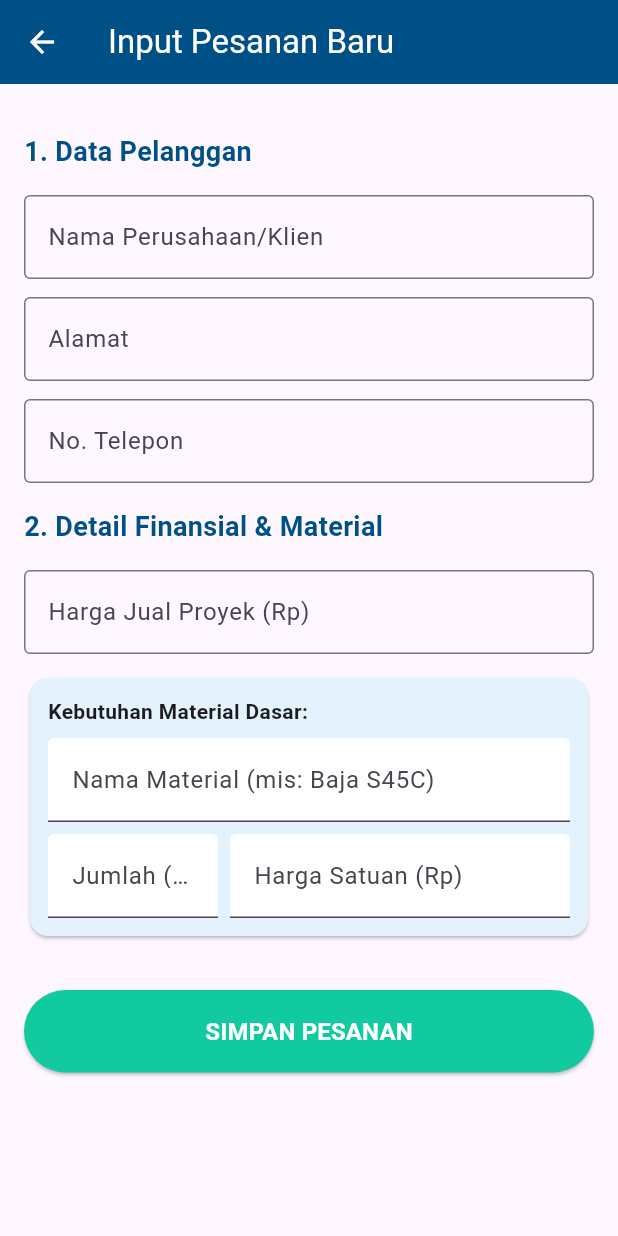
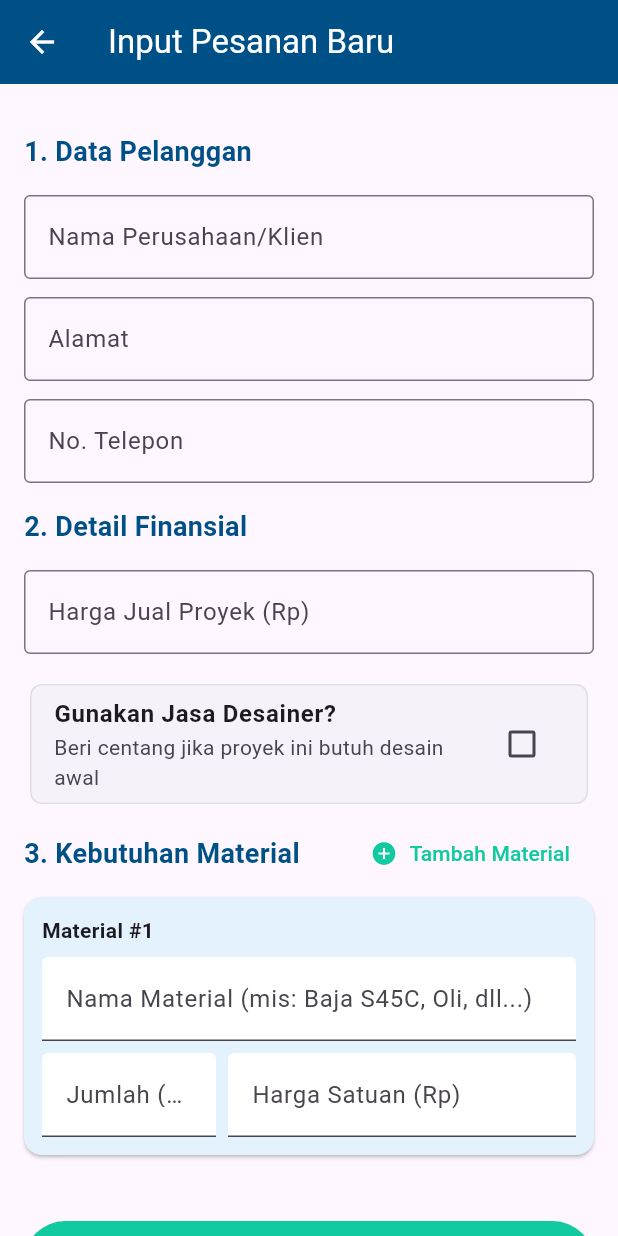
Before and after one commit to KishiEdward/frontend-bengkel, a Flutter app: the TambahPesananScreen screen opened directly, on a phone screen of 412 x 824 dp. Run offline on Flutter 3.47's test engine with Material 3 defaults, Android fonts, the phone set to English and light mode, and no system bars; our stand-ins replace firebase_auth, firebase_core, shared_preferences; accounts and stored records are empty.

Commit message:
feat: add desainer(opsional)

```diff
--- a/lib/ui/screens/tambah_pesan_screen.dart
+++ b/lib/ui/screens/tambah_pesan_screen.dart
@@ -1,6 +1,13 @@
 import 'package:flutter/material.dart';
 import 'package:provider/provider.dart';
 import '../../providers/pesanan_provider.dart';
+
+// 1. Buat kelas bantuan untuk menyimpan controller tiap-tiap baris material
+class MaterialInputItem {
+  TextEditingController namaCtrl = TextEditingController();
+  TextEditingController qtyCtrl = TextEditingController();
+  TextEditingController hargaCtrl = TextEditingController();
+}
 
 class TambahPesananScreen extends StatefulWidget {
   const TambahPesananScreen({super.key});
@@ -12,47 +19,72 @@ class TambahPesananScreen extends StatefulWidget {
 class _TambahPesananScreenState extends State<TambahPesananScreen> {
   final _formKey = GlobalKey<FormState>();
 
-  // Controllers untuk Customer
   final _namaCustomerCtrl = TextEditingController();
   final _alamatCtrl = TextEditingController();
   final _noTelpCtrl = TextEditingController();
+  final _hargaJualCtrl = TextEditingController();
 
-  // Controllers untuk Pesanan & Material
-  final _hargaJualCtrl = TextEditingController();
-  final _namaMaterialCtrl = TextEditingController();
-  final _qtyMaterialCtrl = TextEditingController();
-  final _hargaMaterialCtrl = TextEditingController();
+  // variabel desainer
+  bool _pakaiJasaDesainer = false;
+  final _biayaDesainerCtrl = TextEditingController();
+
+  // 2. Ubah dari controller tunggal menjadi List (kumpulan controller)
+  // Default-nya kita sediakan 1 baris kosong saat halaman dibuka
+  final List<MaterialInputItem> _listMaterial = [MaterialInputItem()];
+
+  // Fungsi untuk menambah baris material baru
+  void _tambahBarisMaterial() {
+    setState(() {
+      _listMaterial.add(MaterialInputItem());
+    });
+  }
+
+  // Fungsi untuk menghapus baris material (minimal sisa 1)
+  void _hapusBarisMaterial(int index) {
+    if (_listMaterial.length > 1) {
+      setState(() {
+        _listMaterial.removeAt(index);
+      });
+    } else {
+      ScaffoldMessenger.of(context).showSnackBar(
+        const SnackBar(content: Text("Minimal harus ada 1 material!")),
+      );
+    }
+  }
 
   void _submitForm() async {
     if (!_formKey.currentState!.validate()) return;
 
-    // Menyusun JSON persis seperti yang diminta Backend Golang
+    // 3. Mapping List Controller menjadi bentuk JSON Array yang diminta Golang
+    List<Map<String, dynamic>> payloadMaterials = _listMaterial.map((item) {
+      int qty = int.tryParse(item.qtyCtrl.text) ?? 0;
+      double harga = double.tryParse(item.hargaCtrl.text) ?? 0.0;
+      return {
+        "material": {"nama": item.namaCtrl.text, "qty": qty, "harga": harga},
+        "qty": qty,
+        "harga_satuan": harga,
+      };
+    }).toList();
+
     final payload = {
       "customer": {
         "nama": _namaCustomerCtrl.text,
         "alamat": _alamatCtrl.text,
         "no_telp": _noTelpCtrl.text,
       },
-      "tgl_order": DateTime.now()
-          .toUtc()
-          .toIso8601String(), // Otomatis hari ini
+      "tgl_order": DateTime.now().toUtc().toIso8601String(),
       "tgl_deadline": DateTime.now()
           .add(const Duration(days: 7))
           .toUtc()
-          .toIso8601String(), // Default +7 Hari
-      "harga_jual": double.parse(_hargaJualCtrl.text),
+          .toIso8601String(),
+      "harga_jual": double.tryParse(_hargaJualCtrl.text) ?? 0.0,
       "status": "Menunggu DP",
-      "pesanan_material": [
-        {
-          "material": {
-            "nama": _namaMaterialCtrl.text,
-            "qty": int.parse(_qtyMaterialCtrl.text),
-            "harga": double.parse(_hargaMaterialCtrl.text),
-          },
-          "qty": int.parse(_qtyMaterialCtrl.text),
-          "harga_satuan": double.parse(_hargaMaterialCtrl.text),
-        },
-      ],
+      "jasa_desainer": _pakaiJasaDesainer,
+      "biaya_desain": _pakaiJasaDesainer
+          ? (double.tryParse(_biayaDesainerCtrl.text) ?? 0.0)
+          : 0.0,
+      "pesanan_material":
+          payloadMaterials, // <-- Masukkan array material ke sini
     };
 
     final provider = Provider.of<PesananProvider>(context, listen: false);
@@ -67,7 +99,7 @@ class _TambahPesananScreenState extends State<TambahPesananScreen> {
           backgroundColor: Colors.green,
         ),
       );
-      Navigator.pop(context); // Kembali ke Dashboard
+      Navigator.pop(context);
     } else {
       ScaffoldMessenger.of(context).showSnackBar(
         SnackBar(
@@ -137,7 +169,7 @@ class _TambahPesananScreenState extends State<TambahPesananScreen> {
               keyboardType: TextInputType.phone,
             ),
 
-            _buildSectionTitle("2. Detail Finansial & Material"),
+            _buildSectionTitle("2. Detail Finansial"),
             TextFormField(
               controller: _hargaJualCtrl,
               decoration: const InputDecoration(
@@ -147,52 +179,149 @@ class _TambahPesananScreenState extends State<TambahPesananScreen> {
               keyboardType: TextInputType.number,
               validator: (val) => val!.isEmpty ? "Wajib diisi" : null,
             ),
-            const SizedBox(height: 12),
+
+            const SizedBox(height: 16),
+
+            // 4. Bagian jasa desainer (opsional)
             Card(
+              elevation: 0,
+              shape: RoundedRectangleBorder(
+                side: BorderSide(
+                  color: _pakaiJasaDesainer
+                      ? const Color(0xFF11caa0)
+                      : Colors.grey.shade300,
+                ),
+                borderRadius: BorderRadius.circular(8),
+              ),
+              child: Column(
+                children: [
+                  CheckboxListTile(
+                    title: const Text(
+                      "Gunakan Jasa Desainer?",
+                      style: TextStyle(fontWeight: FontWeight.bold),
+                    ),
+                    subtitle: const Text(
+                      "Beri centang jika proyek ini butuh desain awal",
+                    ),
+                    value: _pakaiJasaDesainer,
+                    activeColor: const Color(0xFF11caa0),
+                    onChanged: (bool? value) {
+                      setState(() {
+                        _pakaiJasaDesainer = value ?? false;
+                        if (!_pakaiJasaDesainer) {
+                          _biayaDesainerCtrl
+                              .clear(); // Bersihkan nominal jika batal dicentang
+                        }
+                      });
+                    },
+                  ),
+                  // Munculkan input form HANYA jika dicentang
+                  if (_pakaiJasaDesainer)
+                    Padding(
+                      padding: const EdgeInsets.only(
+                        left: 16.0,
+                        right: 16.0,
+                        bottom: 16.0,
+                      ),
+                      child: TextFormField(
+                        controller: _biayaDesainerCtrl,
+                        decoration: const InputDecoration(
+                          labelText: "Biaya Jasa Desainer (Rp)",
+                          border: OutlineInputBorder(),
+                          filled: true,
+                          fillColor: Colors.white,
+                        ),
+                        keyboardType: TextInputType.number,
+                        validator: (val) => _pakaiJasaDesainer && val!.isEmpty
+                            ? "Biaya jasa wajib diisi"
+                            : null,
+                      ),
+                    ),
+                ],
+              ),
+            ),
+
+            Row(
+              mainAxisAlignment: MainAxisAlignment.spaceBetween,
+              children: [
+                _buildSectionTitle("3. Kebutuhan Material"),
+                TextButton.icon(
+                  onPressed: _tambahBarisMaterial,
+                  icon: const Icon(Icons.add_circle, color: Color(0xFF11caa0)),
+                  label: const Text(
+                    "Tambah Material",
+                    style: TextStyle(color: Color(0xFF11caa0)),
+                  ),
+                ),
+              ],
+            ),
+
+            // 4. Looping untuk merender list material secara dinamis
+            ...List.generate(_listMaterial.length, (index) {
+              return Card(
                 color: Colors.blue[50],
+                margin: const EdgeInsets.only(bottom: 12),
                 child: Padding(
                   padding: const EdgeInsets.all(12.0),
                   child: Column(
                     crossAxisAlignment: CrossAxisAlignment.start,
                     children: [
-                    const Text(
-                      "Kebutuhan Material Dasar:",
-                      style: TextStyle(fontWeight: FontWeight.bold),
+                      Row(
+                        mainAxisAlignment: MainAxisAlignment.spaceBetween,
+                        children: [
+                          Text(
+                            "Material #${index + 1}",
+                            style: const TextStyle(fontWeight: FontWeight.bold),
+                          ),
+                          if (_listMaterial.length >
+                              1) // Tombol hapus muncul jika lebih dari 1
+                            IconButton(
+                              icon: const Icon(Icons.delete, color: Colors.red),
+                              onPressed: () => _hapusBarisMaterial(index),
+                              padding: EdgeInsets.zero,
+                              constraints: const BoxConstraints(),
+                            ),
+                        ],
                       ),
                       const SizedBox(height: 8),
                       TextFormField(
-                      controller: _namaMaterialCtrl,
+                        controller: _listMaterial[index].namaCtrl,
                         decoration: const InputDecoration(
-                        labelText: "Nama Material (mis: Baja S45C)",
+                          labelText:
+                              "Nama Material (mis: Baja S45C, Oli, dll...)",
                           filled: true,
                           fillColor: Colors.white,
                         ),
+                        validator: (val) => val!.isEmpty ? "Wajib diisi" : null,
                       ),
                       const SizedBox(height: 8),
                       Row(
                         children: [
                           Expanded(
                             child: TextFormField(
-                            controller: _qtyMaterialCtrl,
+                              controller: _listMaterial[index].qtyCtrl,
                               decoration: const InputDecoration(
                                 labelText: "Jumlah (Qty)",
                                 filled: true,
                                 fillColor: Colors.white,
                               ),
                               keyboardType: TextInputType.number,
+                              validator: (val) => val!.isEmpty ? "Isi" : null,
                             ),
                           ),
                           const SizedBox(width: 8),
                           Expanded(
                             flex: 2,
                             child: TextFormField(
-                            controller: _hargaMaterialCtrl,
+                              controller: _listMaterial[index].hargaCtrl,
                               decoration: const InputDecoration(
                                 labelText: "Harga Satuan (Rp)",
                                 filled: true,
                                 fillColor: Colors.white,
                               ),
                               keyboardType: TextInputType.number,
+                              validator: (val) =>
+                                  val!.isEmpty ? "Wajib diisi" : null,
                             ),
                           ),
                         ],
@@ -200,7 +329,8 @@ class _TambahPesananScreenState extends State<TambahPesananScreen> {
                     ],
                   ),
                 ),
-            ),
+              );
+            }),
 
             const SizedBox(height: 32),
             isLoading
```
Lines whose indentation alone changed are shown as unchanged.
